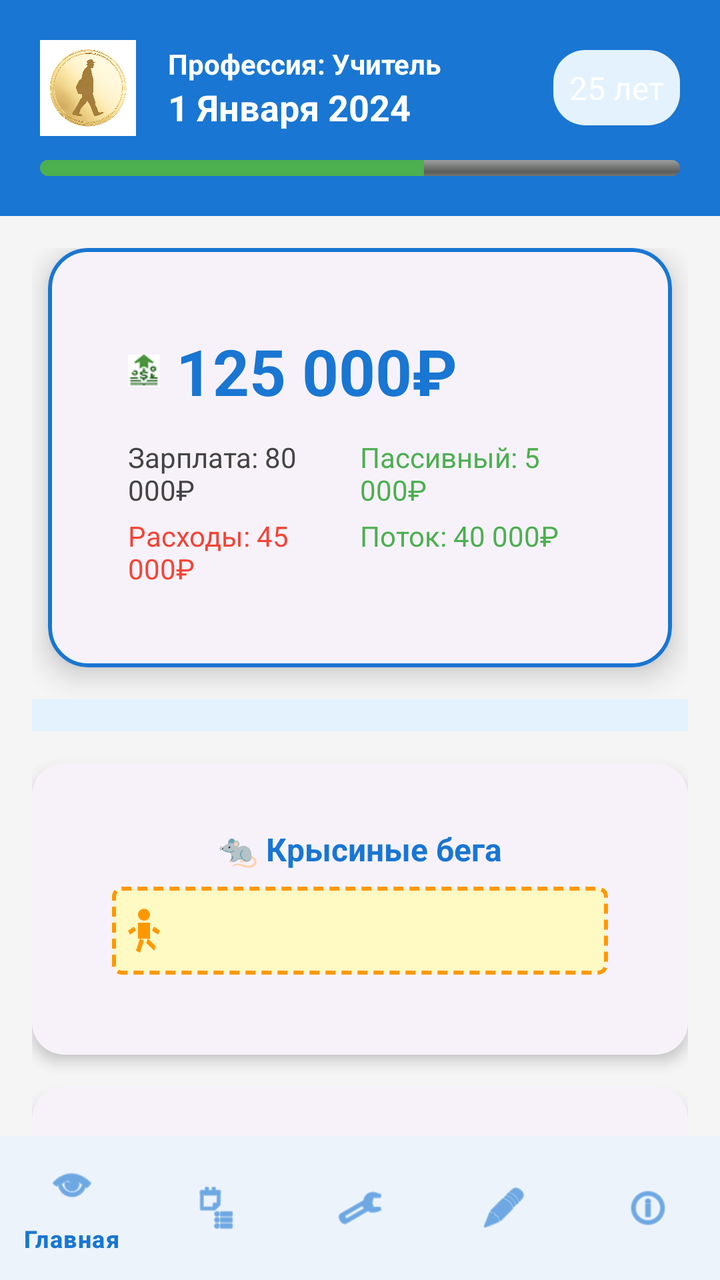
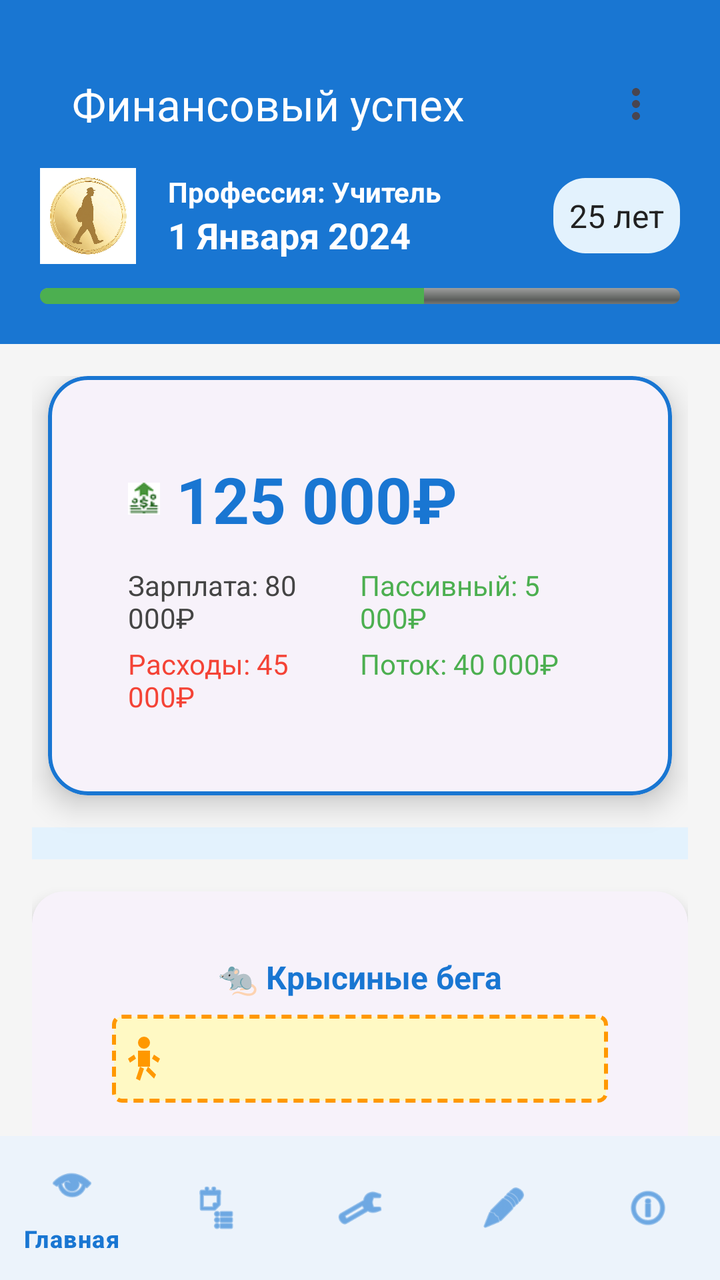

Compare the two renders of this Android layout. The source of the first and the diff that turns it into the second are given below.
<!-- AndroidManifest.xml: application theme Theme.FinancialSuccess -->
<!-- res/layout/activity_game.xml -->
<?xml version="1.0" encoding="utf-8"?>
<androidx.coordinatorlayout.widget.CoordinatorLayout
    xmlns:android="http://schemas.android.com/apk/res/android"
    xmlns:app="http://schemas.android.com/apk/res-auto"
    android:layout_width="match_parent"
    android:layout_height="match_parent"
    android:background="@color/background_color">

    
    <com.google.android.material.appbar.AppBarLayout
        android:id="@+id/headerPanel"
        android:layout_width="match_parent"
        android:layout_height="wrap_content"
        android:background="@color/primary_color"
        android:padding="20dp"
        app:elevation="4dp">

        <LinearLayout
            android:layout_width="match_parent"
            android:layout_height="wrap_content"
            android:orientation="vertical">

            <LinearLayout
                android:layout_width="match_parent"
                android:layout_height="wrap_content"
                android:orientation="horizontal"
                android:gravity="center_vertical">

                <ImageView
                    android:id="@+id/iv_player_avatar"
                    android:layout_width="48dp"
                    android:layout_height="48dp"
                    android:src="@drawable/player_token"
                    android:contentDescription="Аватар игрока"
                    android:background="@drawable/bg_avatar_circle"
                    android:layout_marginEnd="16dp" />

                <LinearLayout
                    android:layout_width="0dp"
                    android:layout_height="wrap_content"
                    android:layout_weight="1"
                    android:orientation="vertical">

                    <TextView
                        android:id="@+id/tv_profession"
                        android:layout_width="wrap_content"
                        android:layout_height="wrap_content"
                        android:text="Профессия: Учитель"
                        android:textSize="14sp"
                        android:textColor="@color/white"
                        android:textStyle="bold" />

                    <TextView
                        android:id="@+id/tv_current_date"
                        android:layout_width="wrap_content"
                        android:layout_height="wrap_content"
                        android:text="1 Января 2024"
                        android:textSize="18sp"
                        android:textColor="@color/white"
                        android:textStyle="bold" />
                </LinearLayout>

                <TextView
                    android:id="@+id/tv_age"
                    android:layout_width="wrap_content"
                    android:layout_height="wrap_content"
                    android:text="25 лет"
                    android:textColor="@color/white"
                    android:textSize="16sp"
                    android:background="@drawable/bg_age_chip"
                    android:padding="8dp"
                    android:layout_marginStart="8dp"
                    android:clickable="true"
                    android:focusable="true" />
            </LinearLayout>

            <ProgressBar
                android:id="@+id/progress_life"
                style="@android:style/Widget.ProgressBar.Horizontal"
                android:layout_width="match_parent"
                android:layout_height="8dp"
                android:progress="60"
                android:max="100"
                android:progressTint="@color/success_color"
                android:backgroundTint="@color/primary_color_light"
                android:layout_marginTop="12dp" />
        </LinearLayout>
    </com.google.android.material.appbar.AppBarLayout>

    
    <androidx.core.widget.NestedScrollView
        android:id="@+id/contentScroll"
        android:layout_width="match_parent"
        android:layout_height="match_parent"
        app:layout_behavior="@string/appbar_scrolling_view_behavior"
        android:clipToPadding="false"
        android:paddingBottom="72dp">

        <LinearLayout
            android:layout_width="match_parent"
            android:layout_height="wrap_content"
            android:orientation="vertical"
            android:paddingStart="16dp"
            android:paddingEnd="16dp"
            android:paddingTop="16dp"
            android:paddingBottom="16dp">

            
            <com.google.android.material.card.MaterialCardView
                android:id="@+id/card_balance"
                android:layout_width="match_parent"
                android:layout_height="wrap_content"
                android:layout_marginStart="8dp"
                android:layout_marginEnd="8dp"
                android:layout_marginBottom="16dp"
                app:cardElevation="8dp"
                app:cardCornerRadius="20dp"
                app:strokeColor="@color/primary_color"
                app:strokeWidth="2dp">

                <LinearLayout
                    android:layout_width="match_parent"
                    android:layout_height="wrap_content"
                    android:orientation="vertical"
                    android:padding="24dp">

                    <TextView
                        android:id="@+id/tv_cash"
                        android:layout_width="wrap_content"
                        android:layout_height="wrap_content"
                        android:text="125 000₽"
                        android:textSize="32sp"
                        android:textStyle="bold"
                        android:textColor="@color/primary_color"
                        android:drawableLeft="@drawable/icon_income"
                        android:drawablePadding="8dp" />

                    <LinearLayout
                        android:layout_width="match_parent"
                        android:layout_height="wrap_content"
                        android:orientation="horizontal"
                        android:layout_marginTop="12dp">

                        <TextView
                            android:id="@+id/tv_salary"
                            android:layout_width="0dp"
                            android:layout_height="wrap_content"
                            android:layout_weight="1"
                            android:text="Зарплата: 80 000₽"
                            android:textSize="14sp"
                            android:textColor="@color/text_secondary" />

                        <TextView
                            android:id="@+id/tv_passive_income"
                            android:layout_width="0dp"
                            android:layout_height="wrap_content"
                            android:layout_weight="1"
                            android:text="Пассивный: 5 000₽"
                            android:textSize="14sp"
                            android:textColor="@color/success_color" />
                    </LinearLayout>

                    <LinearLayout
                        android:layout_width="match_parent"
                        android:layout_height="wrap_content"
                        android:orientation="horizontal"
                        android:layout_marginTop="4dp">

                        <TextView
                            android:id="@+id/tv_expenses"
                            android:layout_width="0dp"
                            android:layout_height="wrap_content"
                            android:layout_weight="1"
                            android:text="Расходы: 45 000₽"
                            android:textSize="14sp"
                            android:textColor="@color/error_color" />

                        <TextView
                            android:id="@+id/tv_cash_flow"
                            android:layout_width="0dp"
                            android:layout_height="wrap_content"
                            android:layout_weight="1"
                            android:text="Поток: 40 000₽"
                            android:textSize="14sp"
                            android:textColor="@color/success_color" />
                    </LinearLayout>
                </LinearLayout>
            </com.google.android.material.card.MaterialCardView>

            
            <LinearLayout
                android:id="@+id/monthProgressBar"
                android:layout_width="match_parent"
                android:layout_height="16dp"
                android:orientation="horizontal"
                android:background="@color/primary_color_light"
                android:gravity="center_vertical"
                android:layout_marginBottom="16dp"
                android:padding="2dp" />

            
            <com.google.android.material.card.MaterialCardView
                android:layout_width="match_parent"
                android:layout_height="wrap_content"
                app:cardElevation="4dp"
                app:cardCornerRadius="16dp"
                android:layout_marginBottom="16dp">

                <LinearLayout
                    android:layout_width="match_parent"
                    android:layout_height="wrap_content"
                    android:orientation="vertical"
                    android:padding="16dp">

                    <TextView
                        android:id="@+id/tv_game_status"
                        android:layout_width="wrap_content"
                        android:layout_height="wrap_content"
                        android:text="🐀 Крысиные бега"
                        android:textSize="16sp"
                        android:textColor="@color/primary_color"
                        android:textStyle="bold"
                        android:layout_gravity="center_horizontal" />

                    <LinearLayout
                        android:id="@+id/ll_game_track"
                        android:layout_width="match_parent"
                        android:layout_height="60dp"
                        android:orientation="horizontal"
                        android:gravity="center_vertical"
                        android:padding="8dp">

                        <LinearLayout
                            android:id="@+id/ll_track_line"
                            android:layout_width="0dp"
                            android:layout_height="match_parent"
                            android:layout_weight="1"
                            android:orientation="horizontal"
                            android:background="@drawable/track_line"
                            android:gravity="center_vertical">

                            <ImageView
                                android:id="@+id/iv_player_on_track"
                                android:layout_width="32dp"
                                android:layout_height="32dp"
                                android:src="@drawable/ic_runner"
                                android:contentDescription="Игрок на дорожке" />
                        </LinearLayout>
                    </LinearLayout>
                </LinearLayout>
            </com.google.android.material.card.MaterialCardView>

            
            <com.google.android.material.card.MaterialCardView
                android:id="@+id/card_dice"
                android:layout_width="match_parent"
                android:layout_height="wrap_content"
                app:cardElevation="4dp"
                app:cardCornerRadius="16dp"
                android:layout_marginBottom="16dp"
                android:clickable="true"
                android:focusable="true"
                android:foreground="?attr/selectableItemBackground">

                <LinearLayout
                    android:layout_width="match_parent"
                    android:layout_height="wrap_content"
                    android:orientation="vertical"
                    android:padding="24dp"
                    android:gravity="center">

                    <ImageView
                        android:id="@+id/iv_dice"
                        android:layout_width="80dp"
                        android:layout_height="80dp"
                        android:layout_marginBottom="8dp"
                        android:background="@drawable/dice_1"
                        android:contentDescription="Кубик" />

                    <TextView
                        android:id="@+id/tv_dice_value"
                        android:layout_width="wrap_content"
                        android:layout_height="wrap_content"
                        android:text="Брось кубик!"
                        android:textSize="20sp"
                        android:textStyle="bold"
                        android:layout_marginBottom="8dp" />
                </LinearLayout>
            </com.google.android.material.card.MaterialCardView>

            
            <LinearLayout
                android:id="@+id/layoutGameActions"
                android:layout_width="match_parent"
                android:layout_height="wrap_content"
                android:orientation="horizontal"
                android:gravity="center"
                android:background="@color/white"
                android:padding="8dp"
                android:layout_marginBottom="8dp">

                <com.google.android.material.button.MaterialButton
                    android:id="@+id/btnFinancialStatement"
                    android:layout_width="0dp"
                    android:layout_height="wrap_content"
                    android:layout_weight="1"
                    android:text="Фин. отчет" />

                <com.google.android.material.button.MaterialButton
                    android:id="@+id/btnAssets"
                    android:layout_width="0dp"
                    android:layout_height="wrap_content"
                    android:layout_weight="1"
                    android:text="Активы"
                    android:layout_marginStart="8dp" />

                <com.google.android.material.button.MaterialButton
                    android:id="@+id/btnMarket"
                    android:layout_width="0dp"
                    android:layout_height="wrap_content"
                    android:layout_weight="1"
                    android:text="Рынок"
                    android:layout_marginStart="8dp" />

                <com.google.android.material.button.MaterialButton
                    android:id="@+id/btnFinancialJournal"
                    android:layout_width="0dp"
                    android:layout_height="wrap_content"
                    android:layout_weight="1"
                    android:text="Журнал"
                    android:layout_marginStart="8dp" />
            </LinearLayout>

            
            <LinearLayout
                android:layout_width="match_parent"
                android:layout_height="wrap_content"
                android:orientation="horizontal"
                android:gravity="center"
                android:background="@color/white"
                android:padding="8dp"
                android:layout_marginBottom="16dp">

                <com.google.android.material.button.MaterialButton
                    android:id="@+id/btnSaveGame"
                    android:layout_width="0dp"
                    android:layout_height="wrap_content"
                    android:layout_weight="1"
                    android:text="Сохранить игру" />

                <com.google.android.material.button.MaterialButton
                    android:id="@+id/btnExit"
                    android:layout_width="0dp"
                    android:layout_height="wrap_content"
                    android:layout_weight="1"
                    android:text="Выйти" />
            </LinearLayout>

            
            <com.google.android.material.button.MaterialButton
                android:id="@+id/btnHealthStatus"
                android:layout_width="wrap_content"
                android:layout_height="wrap_content"
                android:text="Здоровье"
                android:visibility="gone" />

            <androidx.recyclerview.widget.RecyclerView
                android:id="@+id/recyclerViewAssets"
                android:layout_width="match_parent"
                android:layout_height="wrap_content"
                android:nestedScrollingEnabled="false"
                android:visibility="gone" />

            <TextView
                android:id="@+id/tvHealthStatus"
                android:layout_width="wrap_content"
                android:layout_height="wrap_content"
                android:text="Статус здоровья"
                android:visibility="gone" />

            <TextView
                android:id="@+id/tvTrackInfo"
                android:layout_width="wrap_content"
                android:layout_height="wrap_content"
                android:text="Информация о треке"
                android:visibility="gone" />

            <TextView
                android:id="@+id/tvFinishGoal"
                android:layout_width="wrap_content"
                android:layout_height="wrap_content"
                android:text="Финальная цель"
                android:visibility="gone" />

        </LinearLayout>
    </androidx.core.widget.NestedScrollView>

    
    <com.google.android.material.bottomnavigation.BottomNavigationView
        android:id="@+id/bottom_navigation"
        android:layout_width="match_parent"
        android:layout_height="72dp"
        android:layout_gravity="bottom"
        android:background="@color/white"
        app:itemIconTint="@color/primary_color"
        app:itemTextColor="@color/primary_color"
        app:menu="@menu/bottom_nav_menu" />

</androidx.coordinatorlayout.widget.CoordinatorLayout>
<!-- resources referenced by this layout -->
<resources>
  <color name="background_color">#F5F5F5</color>
  <color name="error_color">#F44336</color>
  <color name="primary_color">#1976D2</color>
  <color name="primary_color_light">#E3F2FD</color>
  <color name="success_color">#4CAF50</color>
  <color name="text_secondary">#444444</color>
  <color name="white">#FFFFFF</color>
  <!-- drawable bg_age_chip (drawable) -->
  <?xml version="1.0" encoding="utf-8"?>
  <shape xmlns:android="http://schemas.android.com/apk/res/android" android:shape="rectangle">
      <solid android:color="@color/primary_color_light"/>
      <corners android:radius="16dp"/>
  </shape>
  <!-- drawable bg_avatar_circle (drawable) -->
  <?xml version="1.0" encoding="utf-8"?>
  <shape xmlns:android="http://schemas.android.com/apk/res/android" android:shape="oval">
      <solid android:color="@color/primary_color_light"/>
  </shape>
  <!-- drawable ic_runner (drawable) -->
  <?xml version="1.0" encoding="utf-8"?>
  <vector xmlns:android="http://schemas.android.com/apk/res/android"
      android:width="32dp"
      android:height="32dp"
      android:viewportWidth="32"
      android:viewportHeight="32">
      
      
      <path
          android:fillColor="#FF9800"
          android:pathData="M16,8m-3,0a3,3 0,1 1,6 0a3,3 0,1 1,-6 0"/>
      
      
      <path
          android:fillColor="#FF9800"
          android:pathData="M13,12h6v8h-6z"/>
      
      
      <path
          android:fillColor="#FF9800"
          android:pathData="M11,14l-3,2l1,2l3,-2z"/>
      
      <path
          android:fillColor="#FF9800"
          android:pathData="M21,14l3,2l-1,2l-3,-2z"/>
      
      
      <path
          android:fillColor="#FF9800"
          android:pathData="M14,20l-2,6l2,1l2,-6z"/>
      
      <path
          android:fillColor="#FF9800"
          android:pathData="M18,20l4,4l-1,2l-4,-4z"/>
  </vector>
  <!-- drawable track_line (drawable) -->
  <?xml version="1.0" encoding="utf-8"?>
  <shape xmlns:android="http://schemas.android.com/apk/res/android"
      android:shape="rectangle">
      
      <solid android:color="#FFF9C4"/>
      
      <stroke
          android:width="2dp"
          android:color="#FF9800"
          android:dashWidth="5dp"
          android:dashGap="3dp"/>
      
      <corners android:radius="4dp"/>
      
  </shape>
  <color name="primary_variant">#0D47A1</color>
  <color name="secondary_color">#FFC107</color>
  <color name="secondary_variant">#FF8F00</color>
  <color name="black">#000000</color>
  <color name="surface_color">#FFFFFF</color>
  <color name="text_primary">#212121</color>
  <style name="Widget.App.CardView" parent="Widget.Material3.CardView.Elevated">
          <item name="cardCornerRadius">12dp</item>
          <item name="cardElevation">4dp</item>
          <item name="contentPadding">16dp</item>
      </style>
  <style name="Widget.App.Button" parent="Widget.Material3.Button">
          <item name="cornerRadius">8dp</item>
          <item name="android:textAllCaps">false</item>
      </style>
  <!-- unchanged entries left out for length: 4 -->
</resources>

<!-- the commit's change to res/layout/activity_game.xml (unified diff, before → after) -->
@@ -15,6 +15,16 @@
         android:padding="20dp"
         app:elevation="4dp">
 
+        <com.google.android.material.appbar.MaterialToolbar
+            android:id="@+id/toolbar"
+            android:layout_width="match_parent"
+            android:layout_height="wrap_content"
+            android:background="@color/primary_color"
+            app:title="@string/app_name"
+            app:titleTextColor="@color/white"
+            app:navigationIconTint="@color/white"
+            app:menu="@menu/game_actions" />
+
         <LinearLayout
             android:layout_width="match_parent"
             android:layout_height="wrap_content"
@@ -48,7 +58,9 @@
                         android:text="Профессия: Учитель"
                         android:textSize="14sp"
                         android:textColor="@color/white"
-                        android:textStyle="bold" />
+                        android:textStyle="bold"
+                        android:maxLines="1"
+                        android:ellipsize="end" />
 
                     <TextView
                         android:id="@+id/tv_current_date"
@@ -57,7 +69,9 @@
                         android:text="1 Января 2024"
                         android:textSize="18sp"
                         android:textColor="@color/white"
-                        android:textStyle="bold" />
+                        android:textStyle="bold"
+                        android:maxLines="1"
+                        android:ellipsize="end" />
                 </LinearLayout>
 
                 <TextView
@@ -65,13 +79,15 @@
                     android:layout_width="wrap_content"
                     android:layout_height="wrap_content"
                     android:text="25 лет"
-                    android:textColor="@color/white"
+                    android:textColor="@color/text_primary"
                     android:textSize="16sp"
                     android:background="@drawable/bg_age_chip"
                     android:padding="8dp"
                     android:layout_marginStart="8dp"
                     android:clickable="true"
-                    android:focusable="true" />
+                    android:focusable="true"
+                    android:maxLines="1"
+                    android:ellipsize="end" />
             </LinearLayout>
 
             <ProgressBar
@@ -305,30 +321,6 @@
                     android:layout_height="wrap_content"
                     android:layout_weight="1"
                     android:text="Фин. отчет" />
-
-                <com.google.android.material.button.MaterialButton
-                    android:id="@+id/btnAssets"
-                    android:layout_width="0dp"
-                    android:layout_height="wrap_content"
-                    android:layout_weight="1"
-                    android:text="Активы"
-                    android:layout_marginStart="8dp" />
-
-                <com.google.android.material.button.MaterialButton
-                    android:id="@+id/btnMarket"
-                    android:layout_width="0dp"
-                    android:layout_height="wrap_content"
-                    android:layout_weight="1"
-                    android:text="Рынок"
-                    android:layout_marginStart="8dp" />
-
-                <com.google.android.material.button.MaterialButton
-                    android:id="@+id/btnFinancialJournal"
-                    android:layout_width="0dp"
-                    android:layout_height="wrap_content"
-                    android:layout_weight="1"
-                    android:text="Журнал"
-                    android:layout_marginStart="8dp" />
             </LinearLayout>
 
             
<!-- resource entries referenced after the edit -->
@@ -70,6 +70,7 @@
       <corners android:radius="4dp"/>
       
   </shape>
+  <string name="app_name">Финансовый успех</string>
   <color name="primary_variant">#0D47A1</color>
   <color name="secondary_color">#FFC107</color>
   <color name="secondary_variant">#FF8F00</color>
